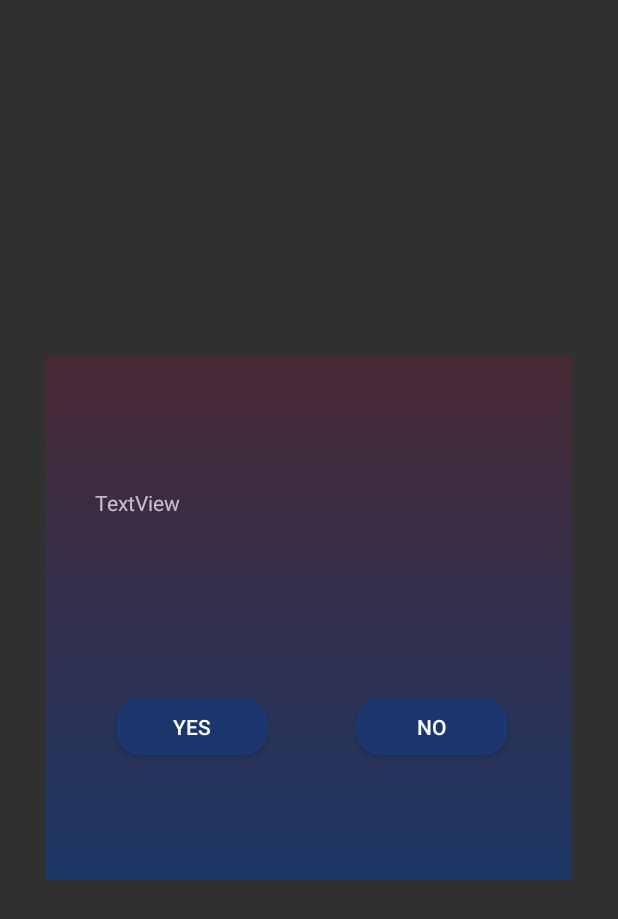
After one commit to SenseiRyuk/HeadMusic, an Android app: the layout erase_playlist_pop_up.xml on its own in the app's theme, with its tools: preview values and no code run, on a phone screen of 412 x 824 dp. The commit adds this screen. Shown: the top 919 px of the screen. Run offline under Robolectric (Android 15) with nearby library versions, the phone set to English and light mode, and no system bars.

Commit message:
change 28/10/2019

```diff
--- /dev/null
+++ b/app/src/main/res/layout/erase_playlist_pop_up.xml
@@ -0,0 +1,54 @@
+<?xml version="1.0" encoding="utf-8"?>
+<LinearLayout xmlns:android="http://schemas.android.com/apk/res/android"
+    xmlns:app="http://schemas.android.com/apk/res-auto"
+    xmlns:tools="http://schemas.android.com/tools"
+    android:orientation="vertical"
+    android:layout_width="350dp"
+    android:layout_height="350dp"
+    android:background="@drawable/gradientbackground"
+    android:layout_gravity="center">
+
+    <androidx.constraintlayout.widget.ConstraintLayout
+        android:layout_width="match_parent"
+        android:layout_height="match_parent">
+
+        <TextView
+            android:id="@+id/text_erase_playlist"
+            android:layout_width="285dp"
+            android:layout_height="63dp"
+            android:text="TextView"
+            app:layout_constraintBottom_toBottomOf="parent"
+            app:layout_constraintEnd_toEndOf="parent"
+            app:layout_constraintHorizontal_bias="0.508"
+            app:layout_constraintStart_toStartOf="parent"
+            app:layout_constraintTop_toTopOf="parent"
+            app:layout_constraintVertical_bias="0.309" />
+
+        <Button
+            android:id="@+id/yes_erase_btn"
+            android:layout_width="101dp"
+            android:layout_height="38dp"
+            android:background="@drawable/roundbutton"
+            android:text="Yes"
+            app:layout_constraintBottom_toBottomOf="parent"
+            app:layout_constraintEnd_toEndOf="parent"
+            app:layout_constraintHorizontal_bias="0.187"
+            app:layout_constraintStart_toStartOf="parent"
+            app:layout_constraintTop_toBottomOf="@+id/text_erase_playlist"
+            app:layout_constraintVertical_bias="0.478" />
+
+        <Button
+            android:id="@+id/no_erase_btn"
+            android:layout_width="101dp"
+            android:layout_height="38dp"
+            android:background="@drawable/roundbutton"
+            android:text="No"
+            app:layout_constraintBottom_toBottomOf="parent"
+            app:layout_constraintEnd_toEndOf="parent"
+            app:layout_constraintHorizontal_bias="0.832"
+            app:layout_constraintStart_toStartOf="parent"
+            app:layout_constraintTop_toBottomOf="@+id/text_erase_playlist"
+            app:layout_constraintVertical_bias="0.478" />
+    </androidx.constraintlayout.widget.ConstraintLayout>
+
+</LinearLayout>
```
Also changed, not shown: app/src/main/java/com/example/if26new/NewsFragment.java (+10 -2 lines), app/src/main/java/com/example/if26new/PlaylistFragment.java (+55 -1 lines), app/src/main/java/com/example/if26new/listening.java (+6 -1 lines).
